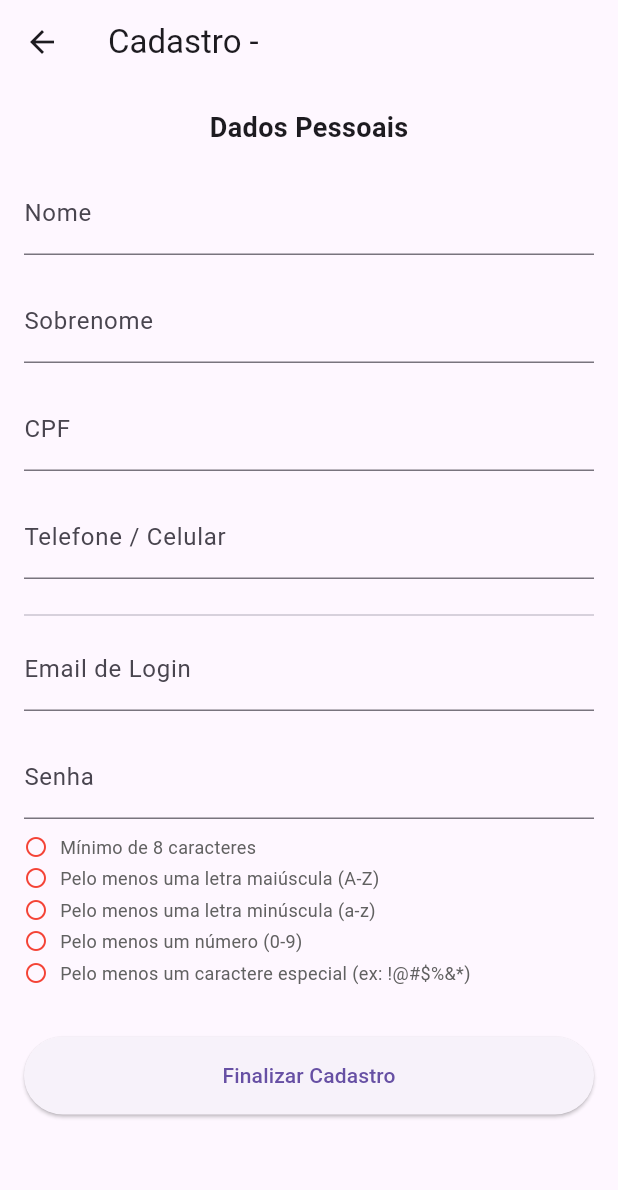
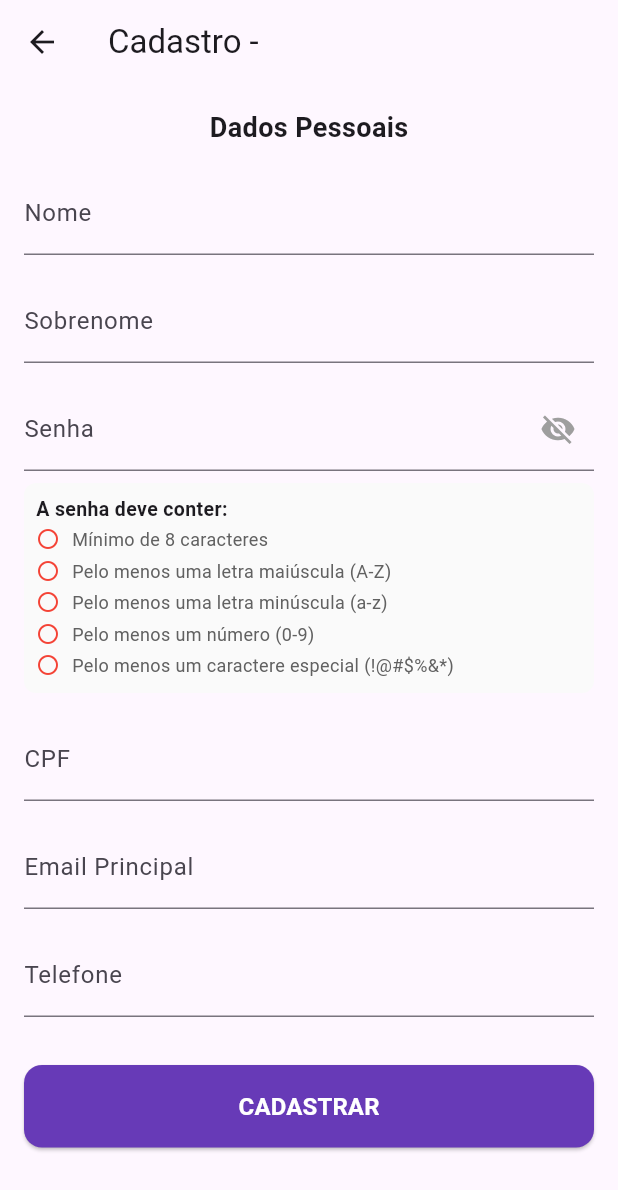
Before and after one commit to JoaoBrunoRezende20/Projeto-Conecta, a Flutter app: the TelaCadastro screen opened directly with empty values, on a phone screen of 412 x 824 dp. Shown: the top 1190 px of the screen. Run offline on Flutter 3.47's test engine with Material 3 defaults, Android fonts, the phone set to English and light mode, and no system bars; our stand-ins replace cloud_firestore, firebase_auth, firebase_core, image_picker; accounts and stored records are empty.

Commit message:
toggleCadastro

```diff
--- a/e_nosso/lib/telas/telaCadastroUsuarios.dart
+++ b/e_nosso/lib/telas/telaCadastroUsuarios.dart
@@ -19,13 +19,16 @@ class _TelaCadastroState extends State<TelaCadastro> {
   bool _isLoading = false;
   final ImagePicker _picker = ImagePicker();
 
+  // NOVO: Estado para controlar a visibilidade da senha
+  bool _isPasswordVisible = false;
+
   // --- VARIÁVEIS PARA OS DROPDOWNS E SELETORES ---
   String? _categoriaSelecionadaCnae;
   String? _estadoSelecionado;
   String? _categoriaPrestadorSelecionada;
   String? _bairroLojistaSelecionado;
 
-  // Lista para múltipla seleção de bairros (CORREÇÃO AQUI: Definindo a variável)
+  // Lista para múltipla seleção de bairros
   List<String> _bairrosSelecionados = [];
 
   // --- LISTAS DE IMAGENS (BASE64) ---
@@ -416,8 +419,8 @@ class _TelaCadastroState extends State<TelaCadastro> {
           'areaAtuacao': areaFinal,
           'descricaoServicos': _descricaoServicosController.text.trim(),
 
-          // <<< SALVANDO A LISTA DE BAIRROS (CORREÇÃO) >>>
-          'areaAtendimento': _bairrosSelecionados, // Salva a lista de strings
+          // SALVANDO A LISTA DE BAIRROS
+          'areaAtendimento': _bairrosSelecionados,
 
           'disponibilidadeAtendimento': disponibilidadeFinal,
           'faixaPrecos': preco,
@@ -596,7 +599,7 @@ class _TelaCadastroState extends State<TelaCadastro> {
         TextFormField(controller: _descricaoServicosController, decoration: const InputDecoration(labelText: 'Descrição dos Serviços'), maxLines: 3, validator: (v) => v!.isEmpty ? 'Obrigatório' : null),
         const SizedBox(height: 16),
 
-        // <<< CAMPO DE MÚLTIPLA SELEÇÃO DE BAIRROS (InkWell) >>>
+        // CAMPO DE MÚLTIPLA SELEÇÃO DE BAIRROS (InkWell)
         InkWell(
           onTap: _mostrarSelecaoBairros,
           child: InputDecorator(
@@ -716,43 +719,59 @@ class _TelaCadastroState extends State<TelaCadastro> {
                 const SizedBox(height: 16),
                 TextFormField(controller: _sobrenomeController, decoration: const InputDecoration(labelText: 'Sobrenome'), validator: (v) => v!.isEmpty ? 'Obrigatório' : null),
                 const SizedBox(height: 16),
-                TextFormField(controller: _cpfController, decoration: const InputDecoration(labelText: 'CPF'), keyboardType: TextInputType.number, validator: (v) => v!.isEmpty ? 'Obrigatório' : null),
-                const SizedBox(height: 16),
-                TextFormField(controller: _telefoneController, decoration: const InputDecoration(labelText: 'Telefone / Celular'), keyboardType: TextInputType.phone, validator: (v) => v!.isEmpty ? 'Obrigatório' : null),
-                const SizedBox(height: 16),
-                const Divider(),
-                TextFormField(controller: _emailController, decoration: const InputDecoration(labelText: 'Email de Login'), keyboardType: TextInputType.emailAddress, validator: (v) {
-                  if (v == null || v.isEmpty) return 'Obrigatório';
-                  if (!v.contains('@')) return 'Email inválido';
-                  return null;
-                }),
-                const SizedBox(height: 16),
 
-                // senha
+                // CAMPO SENHA COM TOGGLE DE VISIBILIDADE
                 TextFormField(
                   controller: _senhaController,
-                  decoration: const InputDecoration(labelText: 'Senha'),
-                  obscureText: true,
-                  onChanged: _validarSenha,
-                  validator: (value) {
-                    if (value == null || value.isEmpty) return 'Obrigatório';
-                    if (!_isSenhaValida()) return 'Senha muito fraca';
-                    return null;
+                  decoration: InputDecoration(
+                    labelText: 'Senha',
+                    // Adiciona o ícone de toggle
+                    suffixIcon: IconButton(
+                      icon: Icon(
+                        _isPasswordVisible ? Icons.visibility : Icons.visibility_off,
+                        color: Colors.grey,
+                      ),
+                      onPressed: () {
+                        // Altera o estado para fazer o toggle
+                        setState(() {
+                          _isPasswordVisible = !_isPasswordVisible;
+                        });
                       },
                     ),
+                  ),
+                  // Usa o estado para ocultar/mostrar o texto
+                  obscureText: !_isPasswordVisible,
+                  onChanged: _validarSenha,
+                  validator: (v) => v!.isEmpty ? 'Obrigatório' : null,
+                ),
+                // FIM DO CAMPO SENHA
 
                 const SizedBox(height: 8),
-                Column(
+                // Requisitos de Senha
+                Container(
+                  padding: const EdgeInsets.all(8),
+                  decoration: BoxDecoration(color: Colors.grey[50], borderRadius: BorderRadius.circular(8)),
+                  child: Column(
+                    crossAxisAlignment: CrossAxisAlignment.start,
                     children: [
+                      const Text('A senha deve conter:', style: TextStyle(fontWeight: FontWeight.bold, fontSize: 13)),
                       _buildRequisitoRow('Mínimo de 8 caracteres', _temMinimoCaracteres),
                       _buildRequisitoRow('Pelo menos uma letra maiúscula (A-Z)', _temMaiuscula),
                       _buildRequisitoRow('Pelo menos uma letra minúscula (a-z)', _temMinuscula),
                       _buildRequisitoRow('Pelo menos um número (0-9)', _temNumero),
-                    _buildRequisitoRow('Pelo menos um caractere especial (ex: !@#\$%&*)', _temEspecial),
+                      _buildRequisitoRow('Pelo menos um caractere especial (!@#\$%&*)', _temEspecial),
                     ],
                   ),
+                ),
+                const SizedBox(height: 16),
 
-                // campos específicos para prestador / lojista
+                TextFormField(controller: _cpfController, decoration: const InputDecoration(labelText: 'CPF'), keyboardType: TextInputType.number, validator: (v) => v!.isEmpty ? 'Obrigatório' : null),
+                const SizedBox(height: 16),
+                TextFormField(controller: _emailController, decoration: const InputDecoration(labelText: 'Email Principal'), keyboardType: TextInputType.emailAddress, validator: (v) => v!.isEmpty ? 'Obrigatório' : null),
+                const SizedBox(height: 16),
+                TextFormField(controller: _telefoneController, decoration: const InputDecoration(labelText: 'Telefone'), keyboardType: TextInputType.phone, validator: (v) => v!.isEmpty ? 'Obrigatório' : null),
+
+                // Campos específicos (Lojista ou Prestador)
                 ..._buildSpecificFields(),
 
                 const SizedBox(height: 32),
@@ -762,10 +781,16 @@ class _TelaCadastroState extends State<TelaCadastro> {
                       ? const Center(child: CircularProgressIndicator())
                       : ElevatedButton(
                     onPressed: _cadastrar,
-                    style: ElevatedButton.styleFrom(padding: const EdgeInsets.symmetric(vertical: 16)),
-                    child: const Text('Finalizar Cadastro'),
+                    style: ElevatedButton.styleFrom(
+                      padding: const EdgeInsets.symmetric(vertical: 16),
+                      shape: RoundedRectangleBorder(borderRadius: BorderRadius.circular(12)),
+                      backgroundColor: Colors.deepPurple,
+                      foregroundColor: Colors.white,
+                    ),
+                    child: const Text('CADASTRAR', style: TextStyle(fontSize: 16, fontWeight: FontWeight.bold)),
                   ),
                 ),
+                const SizedBox(height: 20),
               ],
             ),
           ),
```
Also changed, not shown: e_nosso/pubspec.lock. Lines whose indentation alone changed are shown as unchanged.
